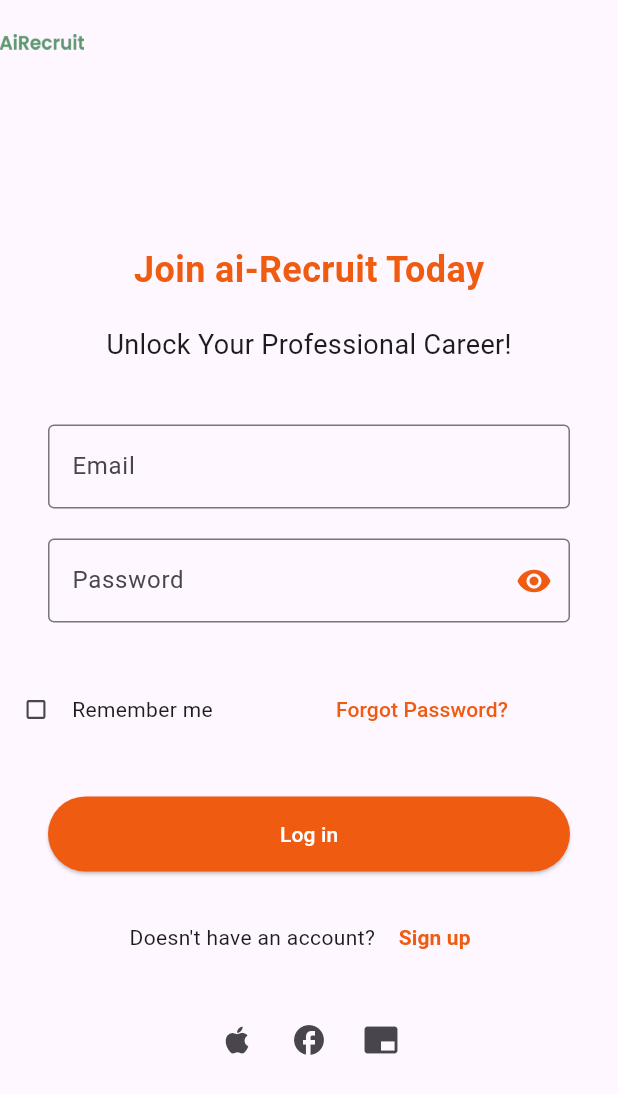
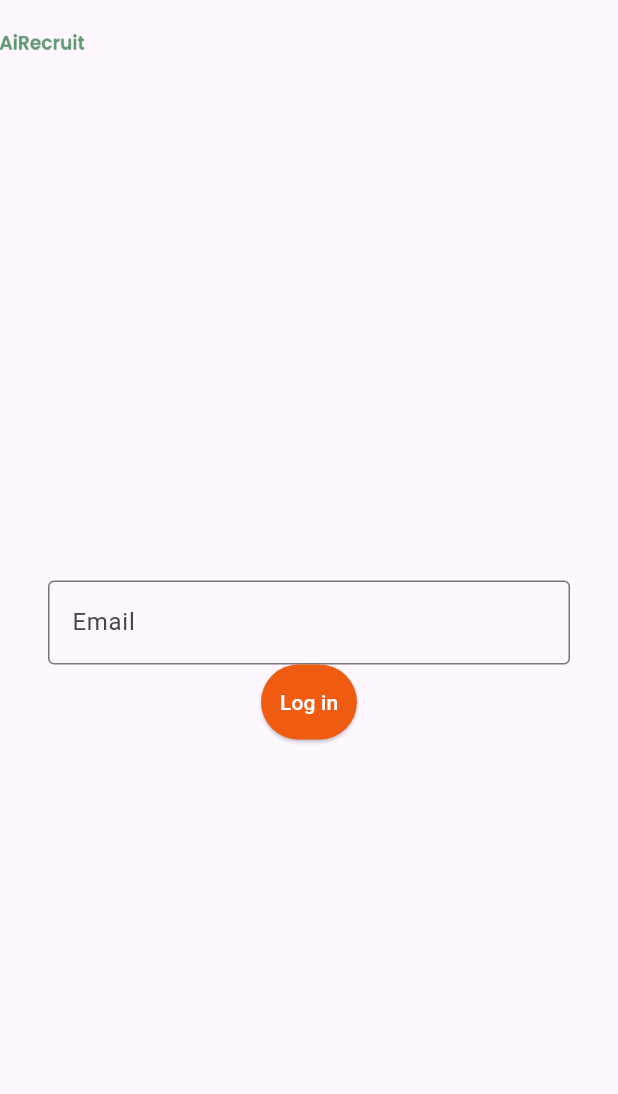
Before and after one commit to aiRecruit-Mvp/aiRecruit-Application, a Flutter app: the screen it shows after launch, after a tap on "Log in", on a phone screen of 412 x 824 dp. Shown: the top 1094 px of the screen. Run offline on Flutter 3.47's test engine with Material 3 defaults, Android fonts, the phone set to English and light mode, and no system bars; accounts and stored records are empty.

```diff
--- a/lib/main.dart
+++ b/lib/main.dart
@@ -1,8 +1,8 @@
 import 'package:airecruit/screens/login_scren.dart';
-import 'package:airecruit/screens/splash_screen.dart';
 import 'package:flutter/material.dart';
-import 'package:get/get.dart';
-import 'package:airecruit/screens/signup_screen.dart';
+import 'package:provider/provider.dart';
+import 'package:airecruit/providers/user_provider.dart'; // Import your user provider
+import 'screens/login_scren.dart'; // Import your screens as needed
 
 void main() {
   runApp(MyApp());
@@ -11,9 +11,11 @@ void main() {
 class MyApp extends StatelessWidget {
   @override
   Widget build(BuildContext context) {
-    return GetMaterialApp(
-      debugShowCheckedModeBanner: false,
-      home: Login(),
+    return Provider<UserProvider>(
+      create: (_) => UserProvider(),
+      child: MaterialApp(
+        home: Login(),
+      ),
     );
   }
 }
--- /dev/null
+++ b/lib/providers/user_provider.dart
@@ -0,0 +1,26 @@
+import 'package:flutter/material.dart';
+
+class UserProvider with ChangeNotifier {
+  String _email = '';
+  String _password = '';
+
+  String get email => _email;
+  String get password => _password;
+
+  void setEmail(String email) {
+    _email = email;
+    notifyListeners();
+  }
+
+  void setPassword(String password) {
+    _password = password;
+    print(password);
+    notifyListeners();
+  }
+
+  void loginUser(String email, String password) {
+    // Perform login logic here
+    // After login, you can notify listeners to update any widgets that depend on the login state
+    notifyListeners();
+  }
+}
--- a/lib/screens/login_scren.dart
+++ b/lib/screens/login_scren.dart
@@ -4,49 +4,33 @@ import 'package:airecruit/screens/signup_screen.dart';
 import 'package:flutter/material.dart';
 import 'dart:convert';
 import 'package:http/http.dart' as http;
+import 'package:provider/provider.dart';
+
+import '../providers/user_provider.dart';
 
 void main() {
   runApp(Login());
 }
 
-class Login extends StatefulWidget {
-  @override
-  _LoginState createState() => _LoginState();
-}
-
-class _LoginState extends State<Login> {
+class Login extends StatelessWidget {
   final TextEditingController emailController = TextEditingController();
   final TextEditingController passwordController = TextEditingController();
-  final UserController userController = UserController();
 
   @override
   Widget build(BuildContext context) {
-    return MaterialApp(
-      home: Scaffold(
+    return Scaffold(
       appBar: AppBar(
         leading: Image.asset(
-            'images/logo.png', // Replace with the path to your logo image
-            width: 80, // Adjust the width as needed
-            height: 100, // Adjust the height as needed
+          'images/logo.png',
+          width: 80,
+          height: 100,
         ),
       ),
       body: Center(
         child: Column(
           mainAxisAlignment: MainAxisAlignment.center,
           children: [
-              Text(
-                "Join ai-Recruit Today",
-                style: TextStyle(
-                    fontSize: 24,
-                    fontWeight: FontWeight.bold,
-                    color: Color.fromARGB(255, 239, 91, 17)),
-              ),
-              SizedBox(height: 20),
-              Text(
-                "Unlock Your Professional Career!",
-                style: TextStyle(fontSize: 18),
-              ),
-              SizedBox(height: 40),
+            // Your existing widgets...
             Padding(
               padding: const EdgeInsets.symmetric(horizontal: 32),
               child: TextField(
@@ -57,69 +41,11 @@ class _LoginState extends State<Login> {
                 ),
               ),
             ),
-              SizedBox(height: 20),
-              Padding(
-                padding: const EdgeInsets.symmetric(horizontal: 32),
-                child: TextField(
-                  controller: passwordController,
-                  decoration: InputDecoration(
-                    labelText: "Password",
-                    border: OutlineInputBorder(),
-                    suffixIcon: IconButton(
-                      onPressed: () {},
-                      icon: Icon(Icons.visibility),
-                      color: Color.fromARGB(255, 239, 91, 17),
-                    ),
-                  ),
-                  obscureText: true,
-                ),
-              ),
-              SizedBox(height: 20),
-              Row(
-                children: [
-                  Transform.scale(
-                    scale: 0.7,
-                    child: Checkbox(
-                      value: false,
-                      onChanged: (value) {},
-                    ),
-                  ),
-                  Text("Remember me"),
-                  SizedBox(
-                    width: 50,
-                  ),
-                  TextButton(
+            // More widgets...
+            ElevatedButton(
               onPressed: () {
-                      Navigator.push(
-                        context,
-                        MaterialPageRoute(
-                            builder: (context) => ForgotPassword()),
-                      );
-                    },
-                    child: Padding(
-                      padding: const EdgeInsets.all(20.0),
-                      child: Text(
-                        "Forgot Password?",
-                        style: TextStyle(
-                          color: Color.fromARGB(255, 239, 91, 17),
-                        ),
-                      ),
-                    ),
-                  ),
-                ],
-              ),
-              SizedBox(height: 20),
-              Row(
-                children: [
-                  Expanded(
-                    child: Padding(
-                      padding: const EdgeInsets.symmetric(horizontal: 32),
-                      child: ElevatedButton(
-                        onPressed: () {
-                          userController.loginUser(
-                            emailController.text,
-                            passwordController.text,
-                          );
+                final userProvider = Provider.of<UserProvider>(context, listen: false);
+                userProvider.loginUser(emailController.text, passwordController.text);
               },
               style: ElevatedButton.styleFrom(
                 primary: Color.fromARGB(255, 239, 91, 17),
@@ -131,51 +57,8 @@ class _LoginState extends State<Login> {
               ),
               child: Text("Log in"),
             ),
-                    ),
-                  ),
+            // Remaining widgets...
           ],
-              ),
-              SizedBox(height: 20),
-              Row(
-                mainAxisAlignment: MainAxisAlignment.center,
-                children: [
-                  Text("Doesn't have an account? "),
-                  TextButton(
-                    onPressed: () {
-                      Navigator.push(
-                        context,
-                        MaterialPageRoute(builder: (context) => SignUp()),
-                      );
-                    },
-                    child: Text(
-                      "Sign up",
-                      style: TextStyle(
-                          fontWeight: FontWeight.w700,
-                          color: Color.fromARGB(255, 239, 91, 17)),
-                    ),
-                  ),
-                ],
-              ),
-              SizedBox(height: 20),
-              Row(
-                mainAxisAlignment: MainAxisAlignment.center,
-                children: [
-                  IconButton(
-                    onPressed: () {},
-                    icon: Icon(Icons.apple),
-                  ),
-                  IconButton(
-                    onPressed: () {},
-                    icon: Icon(Icons.facebook),
-                  ),
-                  IconButton(
-                    onPressed: () {},
-                    icon: Icon(Icons.branding_watermark),
-                  ),
-                ],
-              ),
-            ],
-          ),
         ),
       ),
     );
--- a/pubspec.yaml
+++ b/pubspec.yaml
@@ -30,7 +30,7 @@ environment:
 dependencies:
   flutter:
     sdk: flutter
-
+  provider: ^5.0.0
 
   # The following adds the Cupertino Icons font to your application.
   # Use with the CupertinoIcons class for iOS style icons.
```
Also changed, not shown: pubspec.lock. Lines whose indentation alone changed are shown as unchanged.
